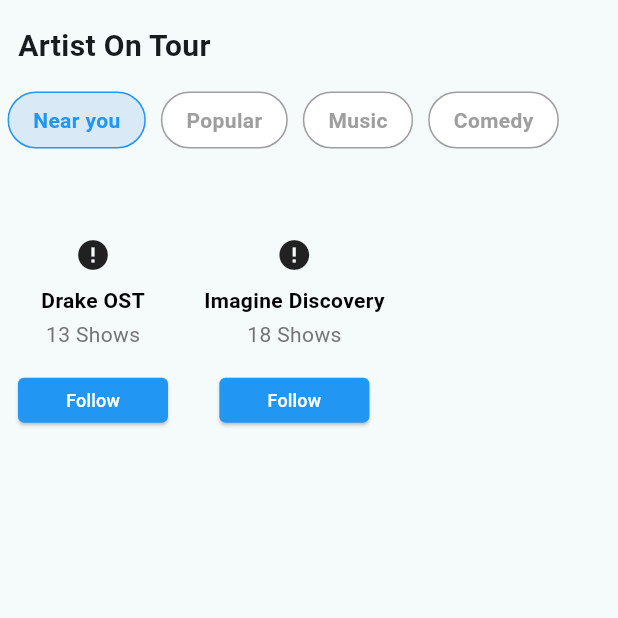
After one commit to Shubham-2004/artist_page_allevents, a Flutter app: the screen it shows after launch, on a phone screen of 412 x 824 dp, the top half of it. The commit adds this screen. Run offline on Flutter 3.47's test engine with Material 3 defaults, Android fonts, the phone set to English and light mode, and no system bars; drawn by our look-alikes of cached_network_image; our stand-ins replace photo_view; network calls fail.

Commit message:
Artist_on_tour commit

```diff
--- a/lib/main.dart
+++ b/lib/main.dart
@@ -1,4 +1,5 @@
 import 'package:artist_page/screens/Artist.dart';
+import 'package:artist_page/widget/Artist_on_tour_screen.dart';
 import 'package:flutter/material.dart';
 
 void main() {
@@ -8,18 +9,16 @@
 class MyApp extends StatelessWidget {
   const MyApp({super.key});
 
-  // This widget is the root of your application.
   @override
   Widget build(BuildContext context) {
     return MaterialApp(
       debugShowCheckedModeBanner: false,
       title: 'Flutter Demo',
       theme: ThemeData(
-        colorScheme: ColorScheme.fromSeed(
-            seedColor: const Color.fromARGB(255, 152, 195, 230)),
+        colorScheme: ColorScheme.fromSeed(seedColor: Colors.white),
         useMaterial3: true,
       ),
-      home: const ArtistPage(),
+      home: ArtistOnTourScreen(),
     );
   }
 }
--- /dev/null
+++ b/lib/widget/Artist_on_tour_card.dart
@@ -0,0 +1,85 @@
+import 'package:flutter/material.dart';
+import 'package:cached_network_image/cached_network_image.dart';
+
+class ArtistOnTourCard extends StatelessWidget {
+  final String imageUrl;
+  final String name;
+  final int showCount;
+  final bool isFollowed;
+  final VoidCallback onFollowToggle;
+
+  ArtistOnTourCard({
+    required this.imageUrl,
+    required this.name,
+    required this.showCount,
+    required this.isFollowed,
+    required this.onFollowToggle,
+  });
+
+  @override
+  Widget build(BuildContext context) {
+    return InkWell(
+      splashColor: Colors.transparent,
+      highlightColor: Colors.transparent,
+      child: Padding(
+        padding: const EdgeInsets.symmetric(horizontal: 12.0),
+        child: Column(
+          mainAxisSize: MainAxisSize.min,
+          mainAxisAlignment: MainAxisAlignment.center,
+          crossAxisAlignment: CrossAxisAlignment.center,
+          children: [
+            CachedNetworkImage(
+              imageUrl: imageUrl,
+              imageBuilder: (context, imageProvider) => Container(
+                width: 92.0,
+                height: 92.0,
+                decoration: BoxDecoration(
+                  shape: BoxShape.circle,
+                  image: DecorationImage(
+                    image: imageProvider,
+                    fit: BoxFit.cover,
+                  ),
+                ),
+              ),
+              placeholder: (context, url) => CircularProgressIndicator(),
+              errorWidget: (context, url, error) => Icon(Icons.error),
+            ),
+            SizedBox(height: 8.0),
+            Text(
+              name,
+              maxLines: 1,
+              textAlign: TextAlign.center,
+              style: Theme.of(context).textTheme.bodyMedium!.copyWith(
+                    color: Colors.black,
+                    fontWeight: FontWeight.w600,
+                  ),
+            ),
+            SizedBox(height: 2.5),
+            Text(
+              '$showCount Shows',
+              style: TextStyle(color: Colors.grey[600]),
+            ),
+            SizedBox(height: 10.0),
+            ElevatedButton(
+              onPressed: onFollowToggle,
+              style: ElevatedButton.styleFrom(
+                shape: RoundedRectangleBorder(
+                  borderRadius: BorderRadius.circular(4),
+                ),
+                backgroundColor: isFollowed ? Colors.blue : Colors.blue,
+                minimumSize: Size(100.0, 30.0),
+              ),
+              child: Text(
+                isFollowed ? 'Following' : 'Follow',
+                style: TextStyle(
+                  color: Colors.white,
+                  fontSize: 12.0,
+                ),
+              ),
+            ),
+          ],
+        ),
+      ),
+    );
+  }
+}
--- /dev/null
+++ b/lib/widget/Artist_on_tour_filterchip.dart
@@ -0,0 +1,106 @@
+import 'package:flutter/material.dart';
+
+class ArtistOnTourFilterchip extends StatefulWidget {
+  final ValueChanged<String> onChipSelected;
+
+  ArtistOnTourFilterchip({required this.onChipSelected});
+
+  @override
+  _ArtistOnTourFilterchipState createState() => _ArtistOnTourFilterchipState();
+}
+
+class _ArtistOnTourFilterchipState extends State<ArtistOnTourFilterchip> {
+  String _selectedChip = 'Near you';
+
+  @override
+  Widget build(BuildContext context) {
+    return SingleChildScrollView(
+      scrollDirection: Axis.horizontal,
+      child: Row(
+        children: [
+          FilterChipWidget(
+            label: 'Near you',
+            selected: _selectedChip == 'Near you',
+            onTap: () {
+              setState(() {
+                _selectedChip = 'Near you';
+              });
+              widget.onChipSelected('Near you');
+            },
+          ),
+          FilterChipWidget(
+            label: 'Popular',
+            selected: _selectedChip == 'Popular',
+            onTap: () {
+              setState(() {
+                _selectedChip = 'Popular';
+              });
+              widget.onChipSelected('Popular');
+            },
+          ),
+          FilterChipWidget(
+            label: 'Music',
+            selected: _selectedChip == 'Music',
+            onTap: () {
+              setState(() {
+                _selectedChip = 'Music';
+              });
+              widget.onChipSelected('Music');
+            },
+          ),
+          FilterChipWidget(
+            label: 'Comedy',
+            selected: _selectedChip == 'Comedy',
+            onTap: () {
+              setState(() {
+                _selectedChip = 'Comedy';
+              });
+              widget.onChipSelected('Comedy');
+            },
+          ),
+        ],
+      ),
+    );
+  }
+}
+
+class FilterChipWidget extends StatelessWidget {
+  final String label;
+  final bool selected;
+  final VoidCallback onTap;
+
+  FilterChipWidget({
+    required this.label,
+    required this.selected,
+    required this.onTap,
+  });
+
+  @override
+  Widget build(BuildContext context) {
+    return Padding(
+      padding: const EdgeInsets.symmetric(horizontal: 5.0),
+      child: GestureDetector(
+        onTap: onTap,
+        child: Container(
+          padding: EdgeInsets.symmetric(vertical: 8.0, horizontal: 16.0),
+          decoration: BoxDecoration(
+            color: selected
+                ? const Color.fromARGB(255, 217, 233, 246)
+                : Colors.white,
+            borderRadius: BorderRadius.circular(20),
+            border: selected
+                ? Border.all(color: Colors.blue)
+                : Border.all(color: Colors.grey),
+          ),
+          child: Text(
+            label,
+            style: TextStyle(
+              color: selected ? Colors.blue : Colors.grey,
+              fontWeight: FontWeight.w600,
+            ),
+          ),
+        ),
+      ),
+    );
+  }
+}
--- /dev/null
+++ b/lib/widget/Artist_on_tour_list.dart
@@ -0,0 +1,32 @@
+import 'package:flutter/material.dart';
+import 'package:artist_page/widget/Artist_on_tour_card.dart';
+
+class ArtistOnTourList extends StatelessWidget {
+  final List<Map<String, dynamic>> artists;
+  final ValueChanged<int> onFollowToggle;
+
+  ArtistOnTourList({
+    required this.artists,
+    required this.onFollowToggle,
+  });
+
+  @override
+  Widget build(BuildContext context) {
+    return ListView.builder(
+      scrollDirection: Axis.horizontal,
+      itemCount: artists.length,
+      itemBuilder: (context, index) {
+        final artist = artists[index];
+        return ArtistOnTourCard(
+          imageUrl: artist['imageUrl'],
+          name: artist['name'],
+          showCount: artist['showCount'],
+          isFollowed: artist['isFollowed'],
+          onFollowToggle: () {
+            onFollowToggle(index);
+          },
+        );
+      },
+    );
+  }
+}
--- /dev/null
+++ b/lib/widget/Artist_on_tour_screen.dart
@@ -0,0 +1,124 @@
+import 'package:artist_page/widget/Artist_on_tour_filterchip.dart';
+import 'package:flutter/material.dart';
+import 'package:artist_page/widget/Artist_on_tour_list.dart';
+
+class ArtistOnTourScreen extends StatefulWidget {
+  @override
+  _ArtistOnTourScreenState createState() => _ArtistOnTourScreenState();
+}
+
+class _ArtistOnTourScreenState extends State<ArtistOnTourScreen> {
+  String _selectedFilter = 'Near you';
+  List<Map<String, dynamic>> _artists = [];
+
+  @override
+  void initState() {
+    super.initState();
+    _updateArtists();
+  }
+
+  List<Map<String, dynamic>> _getFilteredArtists() {
+    final allArtists = {
+      'Near you': [
+        {
+          'imageUrl':
+              'https://th.bing.com/th/id/OIP.H0vdE1nX5hGx7aKjUIRd0AAAAA?rs=1&pid=ImgDetMain',
+          'name': 'Drake OST',
+          'showCount': 13,
+          'isFollowed': false
+        },
+        {
+          'imageUrl':
+              'https://th.bing.com/th/id/OIP.XIqcyy6o16ZhXN4qIHY2yQAAAA?rs=1&pid=ImgDetMain',
+          'name': 'Imagine Discovery',
+          'showCount': 18,
+          'isFollowed': false
+        },
+      ],
+      'Popular': [
+        {
+          'imageUrl':
+              'https://th.bing.com/th/id/OIP.oXGp5vXW43QvAiZ_pqFlMAAAAA?rs=1&pid=ImgDetMain',
+          'name': '24 Pianos',
+          'showCount': 8,
+          'isFollowed': false
+        },
+      ],
+      'Music': [
+        {
+          'imageUrl':
+              'https://toptenfamous.com/wp-content/uploads/2021/05/Katy-Perry.jpg',
+          'name': 'The Lone Wolf',
+          'showCount': 22,
+          'isFollowed': false
+        },
+      ],
+      'Comedy': [
+        {
+          'imageUrl':
+              'https://th.bing.com/th/id/OIP.FoGr2A4VoMeN68WDD1YisAHaFJ?rs=1&pid=ImgDetMain',
+          'name': 'Harmony Band',
+          'showCount': 15,
+          'isFollowed': false
+        },
+      ],
+    };
+
+    return allArtists[_selectedFilter] ?? [];
+  }
+
+  void _updateArtists() {
+    setState(() {
+      _artists = _getFilteredArtists();
+    });
+  }
+
+  void _onFilterChipSelected(String filter) {
+    setState(() {
+      _selectedFilter = filter;
+      _updateArtists();
+    });
+  }
+
+  void _toggleFollowStatus(int index) {
+    setState(() {
+      _artists[index]['isFollowed'] = !_artists[index]['isFollowed'];
+    });
+  }
+
+  @override
+  Widget build(BuildContext context) {
+    return SafeArea(
+      child: Scaffold(
+        body: Container(
+          height: 350,
+          child: Column(
+            crossAxisAlignment: CrossAxisAlignment.start,
+            children: [
+              Padding(
+                padding: const EdgeInsets.only(top: 16.0, bottom: 16, left: 12),
+                child: Align(
+                  alignment: Alignment.centerLeft,
+                  child: Text(
+                    "Artist On Tour",
+                    style: TextStyle(
+                      fontSize: 20,
+                      fontWeight: FontWeight.bold,
+                    ),
+                  ),
+                ),
+              ),
+              ArtistOnTourFilterchip(onChipSelected: _onFilterChipSelected),
+              Expanded(
+                child: ArtistOnTourList(
+                  artists: _artists,
+                  onFollowToggle: _toggleFollowStatus,
+                ),
+              ),
+            ],
+          ),
+        ),
+      ),
+    );
+  }
+}
```
